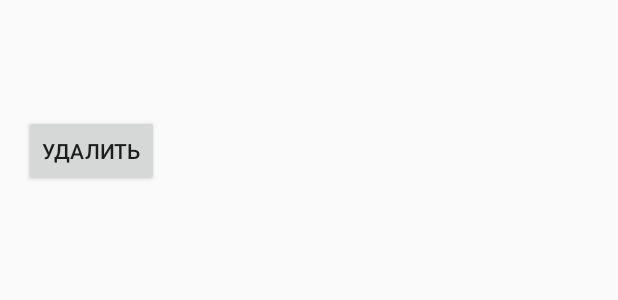
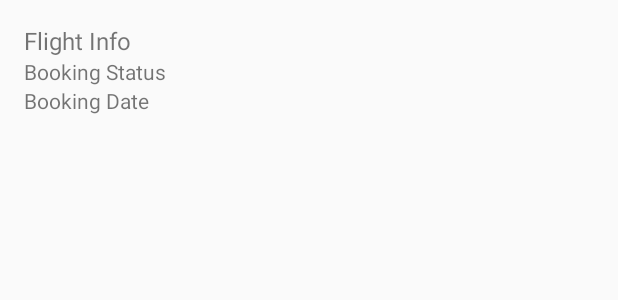
Before and after one commit to gerushenka/Aviagerman-prj, an Android app built with Jetpack Compose: the layout item_booking.xml on its own in the app's theme, with its tools: preview values and no code run, on a phone screen of 412 x 824 dp. Shown: the top 300 px of the screen. Run offline under Robolectric (Android 15) with nearby library versions, the phone set to English and light mode, and no system bars.

Commit message:
add diagrams and refactor code

```diff
--- a/app/src/main/res/layout/item_booking.xml
+++ b/app/src/main/res/layout/item_booking.xml
@@ -1,31 +1,30 @@
 <?xml version="1.0" encoding="utf-8"?>
 <LinearLayout xmlns:android="http://schemas.android.com/apk/res/android"
+    android:id="@+id/itemLayout"
     android:layout_width="match_parent"
     android:layout_height="wrap_content"
     android:orientation="vertical"
-    android:padding="16dp">
+    android:padding="16dp"
+    android:background="?android:attr/selectableItemBackground">
 
     <TextView
         android:id="@+id/flightInfo"
         android:layout_width="wrap_content"
         android:layout_height="wrap_content"
+        android:text="Flight Info"
         android:textSize="16sp" />
 
     <TextView
         android:id="@+id/bookingStatus"
         android:layout_width="wrap_content"
         android:layout_height="wrap_content"
+        android:text="Booking Status"
         android:textSize="14sp" />
 
     <TextView
         android:id="@+id/bookingDate"
         android:layout_width="wrap_content"
         android:layout_height="wrap_content"
+        android:text="Booking Date"
         android:textSize="14sp" />
-
-    <Button
-        android:id="@+id/deleteButton"
-        android:layout_width="wrap_content"
-        android:layout_height="wrap_content"
-        android:text="Удалить" />
 </LinearLayout>
```
Also changed, not shown: app/src/main/java/com/example/aviagerman/MainActivity.kt (+79 -19 lines), 16 other files.
